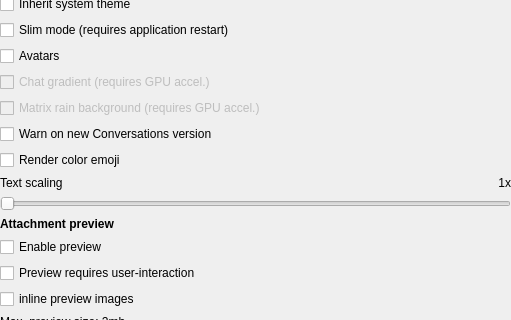
This is src/settingswidget.ui in maemo-leste/conversations as Qt 5 draws it before an edit; both pictures show x 0 to 511 and y 150 to 470 of the 511 by 921 pixel window. The edited form follows.
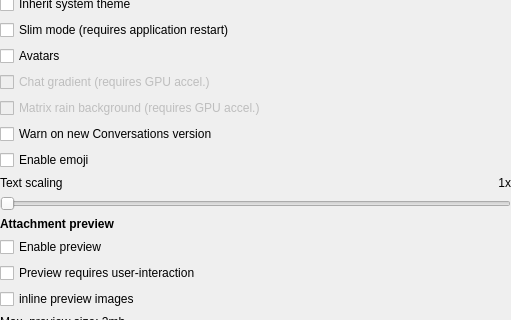
This is the edited form.

```diff
--- a/src/settingswidget.ui
+++ b/src/settingswidget.ui
@@ -173,7 +173,7 @@
        <item>
         <widget class="QCheckBox" name="checkBox_enableColorEmoji">
          <property name="text">
-          <string>Render color emoji</string>
+          <string>Enable emoji</string>
          </property>
         </widget>
        </item>
```
